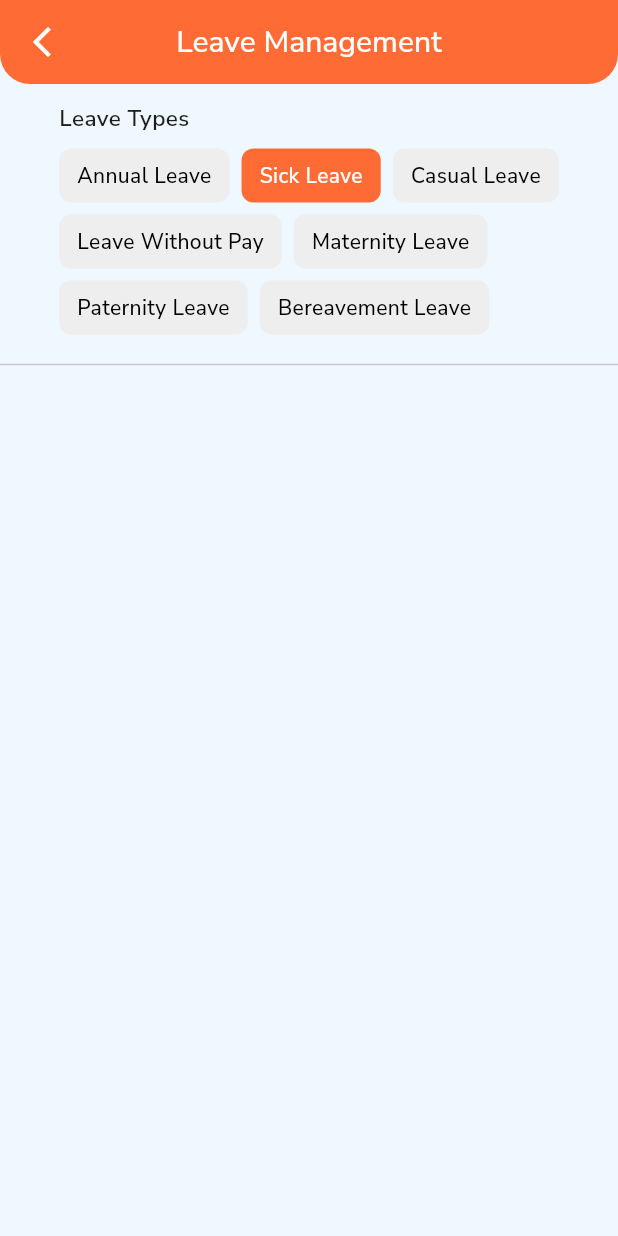
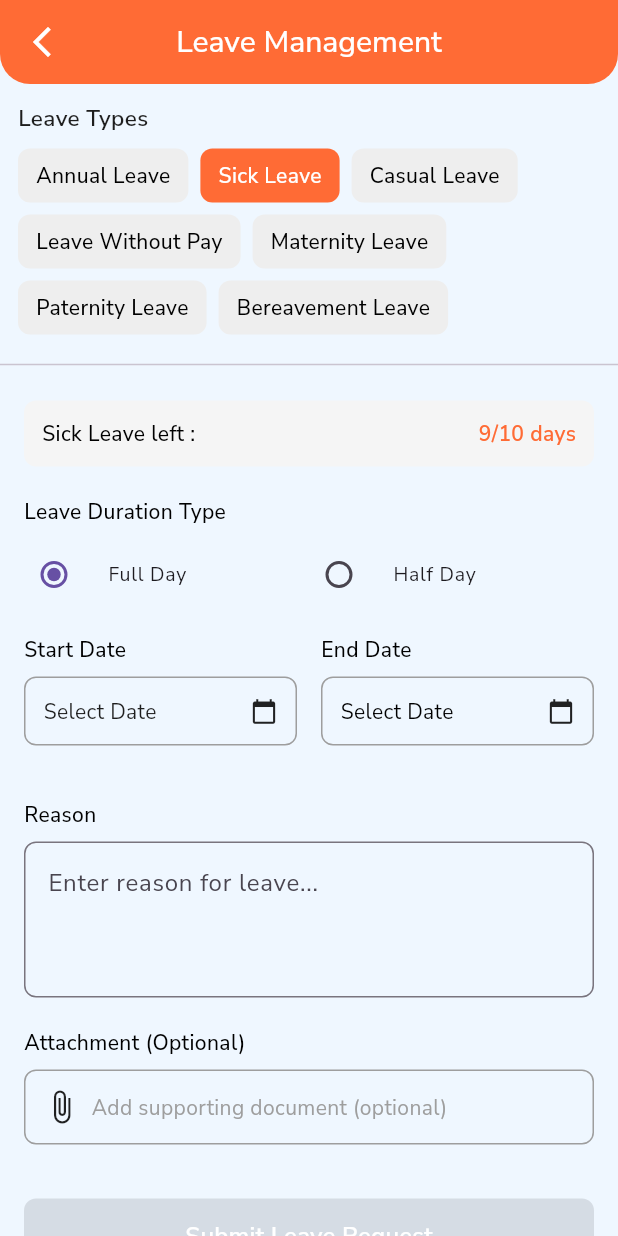
Before and after one commit to Abir-Zayn/fleek_hr, a Flutter app: the LeaveRequestScreen screen opened by its route, after a tap on "Sick Leave", on a phone screen of 412 x 824 dp. Run offline on Flutter 3.47's test engine with Material 3 defaults, Android fonts, the phone set to English and light mode, and no system bars; our stand-ins replace crystal_navigation_bar, dartz, equatable, fl_chart, flutter_bloc, flutter_screenutil and 6 more; accounts and stored records are empty.

Commit message:
add: leave-page form completion

```diff
--- a/lib/core/navigation/app_router.dart
+++ b/lib/core/navigation/app_router.dart
@@ -28,10 +28,6 @@ final GoRouter _router =
   GoRoute(
     path: '/workfromhome',
     builder: (context, state) => const WorkFromHomeScreen(),
-  ),
-  GoRoute(
-    path: '/leavereq',
-    builder: (context, state) => const AnnualleavePage(),
   ),
   GoRoute(
     path: '/add-leave',
--- a/lib/core/navigation/app_router_imports.dart
+++ b/lib/core/navigation/app_router_imports.dart
@@ -1,4 +1,3 @@
-
 import 'package:fleekhr/core/service_locator.dart';
 import 'package:fleekhr/data/models/expense/expense_model.dart';
 import 'package:fleekhr/domain/repository/expense/expense_repository.dart';
@@ -8,7 +7,6 @@ import 'package:fleekhr/presentation/Admin/ManageEmployee/Screen/add_employee/ad
 import 'package:fleekhr/presentation/Admin/ManageEmployee/Screen/manage_employee_imports.dart';
 import 'package:fleekhr/presentation/Admin/navigation/navigation_imports.dart';
 import 'package:fleekhr/presentation/Auth/login/login_imports.dart';
-import 'package:fleekhr/presentation/Employee/Leave/Screen/annualleave_page_imports.dart';
 import 'package:fleekhr/presentation/Employee/Leave/Screen/leave_request_imports.dart';
 import 'package:fleekhr/presentation/Employee/Profile/profile_update.dart';
 import 'package:fleekhr/presentation/Employee/Request/screen/workform_homescreen.dart';
--- a/lib/presentation/Employee/Leave/Screen/leave_request_screen.dart
+++ b/lib/presentation/Employee/Leave/Screen/leave_request_screen.dart
@@ -11,6 +11,14 @@ class _LeaveRequestScreenState extends State<LeaveRequestScreen> {
   List<LeaveType> leaveTypes = [];
   LeaveType? selectedLeaveType;
 
+  // Date selection controllers
+  DateTime? startDate;
+  DateTime? endDate;
+  String leaveType = 'Full Day'; // Default to Full Day
+  TextEditingController reasonController = TextEditingController();
+  String? attachmentPath;
+  int leaveDuration = 0;
+
   @override
   void initState() {
     super.initState();
@@ -22,17 +30,169 @@ class _LeaveRequestScreenState extends State<LeaveRequestScreen> {
   }
 
   @override
+  void dispose() {
+    reasonController.dispose();
+    super.dispose();
+  }
+
+  void updateSelectedLeaveType(LeaveType type) {
+    setState(() {
+      selectedLeaveType = type;
+      // Reset form when leave type changes
+      startDate = null;
+      endDate = null;
+      leaveType = 'Full Day';
+      leaveDuration = 0;
+    });
+  }
+
+  void calculateDuration() {
+    if (startDate == null || endDate == null) {
+      setState(() {
+        leaveDuration = 0;
+      });
+      return;
+    }
+
+    // If half-day selected, duration is 0.5
+    if (leaveType == 'Half Day') {
+      setState(() {
+        leaveDuration = 1;
+        endDate = startDate; // Force end date to be same as start date
+      });
+      return;
+    }
+
+    // Calculate full days between start and end dates
+    final difference = endDate!.difference(startDate!).inDays + 1;
+    setState(() {
+      leaveDuration = difference;
+    });
+  }
+
+  void onStartDateChanged(DateTime? date) {
+    setState(() {
+      startDate = date;
+      // If end date is before new start date, reset it
+      if (endDate != null && endDate!.isBefore(startDate!)) {
+        endDate = startDate;
+      }
+      calculateDuration();
+    });
+  }
+
+  void onEndDateChanged(DateTime? date) {
+    setState(() {
+      endDate = date;
+      calculateDuration();
+    });
+  }
+
+  void onDurationTypeChanged(String type) {
+    setState(() {
+      leaveType = type;
+      if (type == 'Half Day' && startDate != null) {
+        endDate = startDate; // Set end date to start date for half day
+      }
+      calculateDuration();
+    });
+  }
+
+  void _handleAttachment() {
+    // Placeholder for attachment functionality
+    ScaffoldMessenger.of(context).showSnackBar(
+      SnackBar(content: Text('Attachment feature coming soon')),
+    );
+  }
+
+  void _submitLeaveRequest() {
+    // Placeholder for submitting the leave request
+    ScaffoldMessenger.of(context).showSnackBar(
+      SnackBar(
+        content: Text('Leave request submitted successfully'),
+        backgroundColor: Colors.green,
+      ),
+    );
+    // Here you would typically send the data to your backend
+  }
+
+  @override
   Widget build(BuildContext context) {
     return Scaffold(
       appBar: FleekAppBar(
         backgroundColor: Theme.of(context).primaryColor,
         title: "Leave Management",
       ),
-      body: Column(
-        //dynamic leave buttons
+      body: SingleChildScrollView(
+        child: Column(
+          crossAxisAlignment: CrossAxisAlignment.start,
+          children: [
+            LeaveTypeSelector(
+              leaveTypes: leaveTypes,
+              onLeaveTypeSelected: updateSelectedLeaveType,
+              selectedType: selectedLeaveType,
+            ),
+            Divider(),
+            if (selectedLeaveType != null) _buildLeaveForm(),
+            SizedBox(height: 20.h),
+            Padding(
+              padding: EdgeInsets.symmetric(horizontal: 16.w),
+              child: LeaveSubmitButton(
+                isEnabled:
+                    leaveDuration > 0 && reasonController.text.isNotEmpty,
+                onPressed: _submitLeaveRequest,
+              ),
+            ),
+            SizedBox(height: 20.h),
+          ],
+        ),
+      ),
+    );
+  }
+
+  Widget _buildLeaveForm() {
+    return Padding(
+      padding: EdgeInsets.all(16.w),
+      child: Column(
+        crossAxisAlignment: CrossAxisAlignment.start,
         children: [
-          LeaveTypeSelector(leaveTypes: leaveTypes),
-          Divider(),
+          // Leave balance indicator
+          LeaveBalanceDisplay(leaveType: selectedLeaveType!),
+          SizedBox(height: 20.h),
+
+          // Leave duration type selector (Full/Half day)
+          LeaveDurationType(
+            selectedType: leaveType,
+            onTypeChanged: onDurationTypeChanged,
+          ),
+          SizedBox(height: 16.h),
+
+          // Date selection
+          LeaveDateSelector(
+            startDate: startDate,
+            endDate: endDate,
+            durationType: leaveType,
+            onStartDateChanged: onStartDateChanged,
+            onEndDateChanged: onEndDateChanged,
+          ),
+          SizedBox(height: 16.h),
+
+          // Leave duration indicator
+          LeaveDurationIndicator(
+            duration: leaveDuration,
+            durationType: leaveType,
+          ),
+          SizedBox(height: 20.h),
+
+          // Reason field
+          LeaveReasonField(controller: reasonController),
+          SizedBox(height: 20.h),
+
+          // Attachment field
+          LeaveAttachmentField(
+            attachmentPath: attachmentPath,
+            onTap: _handleAttachment,
+          ),
         ],
       ),
     );
--- /dev/null
+++ b/lib/presentation/Employee/Leave/Widget/leave_attachment.dart
@@ -0,0 +1,52 @@
+import 'package:flutter/material.dart';
+import 'package:flutter_screenutil/flutter_screenutil.dart';
+import 'package:fleekhr/common/widgets/appstyle.dart';
+import 'package:fleekhr/common/widgets/apptext.dart';
+
+class LeaveAttachmentField extends StatelessWidget {
+  final String? attachmentPath;
+  final VoidCallback onTap;
+
+  const LeaveAttachmentField({
+    super.key,
+    this.attachmentPath,
+    required this.onTap,
+  });
+
+  @override
+  Widget build(BuildContext context) {
+    return Column(
+      crossAxisAlignment: CrossAxisAlignment.start,
+      children: [
+        AppTextstyle(
+          text: 'Attachment (Optional)',
+          style: appStyle(
+              color: Colors.black, size: 14.sp, fontWeight: FontWeight.w500),
+        ),
+        SizedBox(height: 8.h),
+        InkWell(
+          onTap: onTap,
+          child: Container(
+            padding: EdgeInsets.symmetric(horizontal: 12.w, vertical: 12.h),
+            decoration: BoxDecoration(
+              border: Border.all(color: Colors.grey),
+              borderRadius: BorderRadius.circular(8.r),
+            ),
+            child: Row(
+              children: [
+                Icon(Icons.attach_file),
+                SizedBox(width: 8.w),
+                Text(
+                  attachmentPath ?? 'Add supporting document (optional)',
+                  style: TextStyle(
+                    color: attachmentPath == null ? Colors.grey : Colors.black,
+                  ),
+                ),
+              ],
+            ),
+          ),
+        ),
+      ],
+    );
+  }
+}
--- /dev/null
+++ b/lib/presentation/Employee/Leave/Widget/leave_balance.dart
@@ -0,0 +1,42 @@
+import 'package:flutter/material.dart';
+import 'package:flutter_screenutil/flutter_screenutil.dart';
+import 'package:fleekhr/common/widgets/appstyle.dart';
+import 'package:fleekhr/common/widgets/apptext.dart';
+import 'package:fleekhr/data/models/leave_request/leave_type.dart';
+
+class LeaveBalanceDisplay extends StatelessWidget {
+  final LeaveType leaveType;
+
+  const LeaveBalanceDisplay({
+    super.key,
+    required this.leaveType,
+  });
+
+  @override
+  Widget build(BuildContext context) {
+    return Container(
+      padding: EdgeInsets.all(12.w),
+      decoration: BoxDecoration(
+        color: Colors.grey[100],
+        borderRadius: BorderRadius.circular(8.r),
+      ),
+      child: Row(
+        mainAxisAlignment: MainAxisAlignment.spaceBetween,
+        children: [
+          AppTextstyle(
+            text: '${leaveType.name} left :',
+            style: appStyle(
+                color: Colors.black, size: 14.sp, fontWeight: FontWeight.w500),
+          ),
+          AppTextstyle(
+            text: '${leaveType.remainingDays}/${leaveType.availableDays} days',
+            style: appStyle(
+                color: Theme.of(context).primaryColor,
+                size: 14.sp,
+                fontWeight: FontWeight.w600),
+          ),
+        ],
+      ),
+    );
+  }
+}
--- /dev/null
+++ b/lib/presentation/Employee/Leave/Widget/leave_date_selector.dart
@@ -0,0 +1,139 @@
+import 'package:flutter/material.dart';
+import 'package:flutter_screenutil/flutter_screenutil.dart';
+import 'package:fleekhr/common/widgets/appstyle.dart';
+import 'package:fleekhr/common/widgets/apptext.dart';
+
+class LeaveDateSelector extends StatelessWidget {
+  final DateTime? startDate;
+  final DateTime? endDate;
+  final String durationType;
+  final Function(DateTime?) onStartDateChanged;
+  final Function(DateTime?) onEndDateChanged;
+
+  const LeaveDateSelector({
+    super.key,
+    required this.startDate,
+    required this.endDate,
+    required this.durationType,
+    required this.onStartDateChanged,
+    required this.onEndDateChanged,
+  });
+
+  Future<void> _selectDate(BuildContext context, bool isStartDate) async {
+    final initialDate = isStartDate
+        ? (startDate ?? DateTime.now())
+        : (endDate ?? (startDate ?? DateTime.now()));
+
+    final firstDate =
+        isStartDate ? DateTime.now() : (startDate ?? DateTime.now());
+
+    final DateTime? picked = await showDatePicker(
+      context: context,
+      initialDate: initialDate,
+      firstDate: firstDate,
+      lastDate: DateTime.now().add(const Duration(days: 365)),
+    );
+
+    if (picked != null) {
+      if (isStartDate) {
+        onStartDateChanged(picked);
+      } else {
+        onEndDateChanged(picked);
+      }
+    }
+  }
+
+  @override
+  Widget build(BuildContext context) {
+    return Row(
+      children: [
+        Expanded(
+          child: Column(
+            crossAxisAlignment: CrossAxisAlignment.start,
+            children: [
+              AppTextstyle(
+                text: 'Start Date',
+                style: appStyle(
+                    color: Colors.black,
+                    size: 14.sp,
+                    fontWeight: FontWeight.w500),
+              ),
+              SizedBox(height: 8.h),
+              InkWell(
+                onTap: () => _selectDate(context, true),
+                child: Container(
+                  padding:
+                      EdgeInsets.symmetric(horizontal: 12.w, vertical: 12.h),
+                  decoration: BoxDecoration(
+                    border: Border.all(color: Colors.grey),
+                    borderRadius: BorderRadius.circular(8.r),
+                  ),
+                  child: Row(
+                    mainAxisAlignment: MainAxisAlignment.spaceBetween,
+                    children: [
+                      Text(
+                        startDate == null
+                            ? 'Select Date'
+                            : '${startDate!.day}/${startDate!.month}/${startDate!.year}',
+                      ),
+                      Icon(Icons.calendar_today, size: 18.sp),
+                    ],
+                  ),
+                ),
+              ),
+            ],
+          ),
+        ),
+        SizedBox(width: 16.w),
+        Expanded(
+          child: Column(
+            crossAxisAlignment: CrossAxisAlignment.start,
+            children: [
+              AppTextstyle(
+                text: 'End Date',
+                style: appStyle(
+                    color: Colors.black,
+                    size: 14.sp,
+                    fontWeight: FontWeight.w500),
+              ),
+              SizedBox(height: 8.h),
+              InkWell(
+                onTap: durationType == 'Half Day'
+                    ? null
+                    : () => _selectDate(context, false),
+                child: Container(
+                  padding:
+                      EdgeInsets.symmetric(horizontal: 12.w, vertical: 12.h),
+                  decoration: BoxDecoration(
+                    border: Border.all(color: Colors.grey),
+                    borderRadius: BorderRadius.circular(8.r),
+                    color: durationType == 'Half Day' ? Colors.grey[200] : null,
+                  ),
+                  child: Row(
+                    mainAxisAlignment: MainAxisAlignment.spaceBetween,
+                    children: [
+                      AppTextstyle(
+                        text: durationType == 'Half Day' && startDate != null
+                            ? '${startDate!.day}/${startDate!.month}/${startDate!.year}'
+                            : endDate == null
+                                ? 'Select Date'
+                                : '${endDate!.day}/${endDate!.month}/${endDate!.year}',
+                        style: TextStyle(
+                          color: durationType == 'Half Day'
+                              ? Colors.grey
+                              : Colors.black,
+                          fontSize: 14.sp,
+                        ),
+                      ),
+                      Icon(Icons.calendar_today, size: 18.sp),
+                    ],
+                  ),
+                ),
+              ),
+            ],
+          ),
+        ),
+      ],
+    );
+  }
+}
--- /dev/null
+++ b/lib/presentation/Employee/Leave/Widget/leave_duration_indicator.dart
@@ -0,0 +1,44 @@
+import 'package:flutter/material.dart';
+import 'package:flutter_screenutil/flutter_screenutil.dart';
+import 'package:fleekhr/common/widgets/appstyle.dart';
+import 'package:fleekhr/common/widgets/apptext.dart';
+
+class LeaveDurationIndicator extends StatelessWidget {
+  final int duration;
+  final String durationType;
+
+  const LeaveDurationIndicator({
+    super.key,
+    required this.duration,
+    required this.durationType,
+  });
+
+  @override
+  Widget build(BuildContext context) {
+    if (duration <= 0) return SizedBox.shrink();
+
+    return Container(
+      padding: EdgeInsets.symmetric(horizontal: 12.w, vertical: 8.h),
+      decoration: BoxDecoration(
+        color: Colors.blue[50],
+        borderRadius: BorderRadius.circular(8.r),
+      ),
+      child: Row(
+        children: [
+          Icon(Icons.info_outline, color: Theme.of(context).primaryColor),
+          SizedBox(width: 8.w),
+          Expanded(
+            child: AppTextstyle(
+              text:
+                  'Duration: ${durationType == 'Half Day' ? '0.5' : duration} day${duration > 1 ? 's' : ''}',
+              style: appStyle(
+                  color: Theme.of(context).primaryColor,
+                  size: 14.sp,
+                  fontWeight: FontWeight.w500),
+            ),
+          ),
+        ],
+      ),
+    );
+  }
+}
--- /dev/null
+++ b/lib/presentation/Employee/Leave/Widget/leave_duration_type.dart
@@ -0,0 +1,58 @@
+import 'package:flutter/material.dart';
+import 'package:flutter_screenutil/flutter_screenutil.dart';
+import 'package:fleekhr/common/widgets/appstyle.dart';
+import 'package:fleekhr/common/widgets/apptext.dart';
+
+class LeaveDurationType extends StatelessWidget {
+  final String selectedType;
+  final Function(String) onTypeChanged;
+
+  const LeaveDurationType({
+    super.key,
+    required this.selectedType,
+    required this.onTypeChanged,
+  });
+
+  @override
+  Widget build(BuildContext context) {
+    return Column(
+      crossAxisAlignment: CrossAxisAlignment.start,
+      children: [
+        AppTextstyle(
+          text: 'Leave Duration Type',
+          style: appStyle(
+              color: Colors.black, size: 14.sp, fontWeight: FontWeight.w500),
+        ),
+        SizedBox(height: 8.h),
+        Row(
+          children: [
+            Expanded(
+              child: RadioListTile<String>(
+                title: Text('Full Day'),
+                value: 'Full Day',
+                groupValue: selectedType,
+                onChanged: (value) {
+                  onTypeChanged(value!);
+                },
+                contentPadding: EdgeInsets.zero,
+                dense: true,
+              ),
+            ),
+            Expanded(
+              child: RadioListTile<String>(
+                title: Text('Half Day'),
+                value: 'Half Day',
+                groupValue: selectedType,
+                onChanged: (value) {
+                  onTypeChanged(value!);
+                },
+                contentPadding: EdgeInsets.zero,
+                dense: true,
+              ),
+            ),
+          ],
+        ),
+      ],
+    );
+  }
+}
--- a/lib/presentation/Employee/Leave/Widget/leave_indicator_widget.dart
+++ b/lib/presentation/Employee/Leave/Widget/leave_indicator_widget.dart
@@ -5,7 +5,6 @@ import 'package:flutter_screenutil/flutter_screenutil.dart';
 
 class LeaveIndicatorWidget extends StatelessWidget {
   final String title;
-
   final String used;
   final Color color;
 
@@ -44,10 +43,10 @@ class LeaveIndicatorWidget extends StatelessWidget {
               child: Column(
                 mainAxisAlignment: MainAxisAlignment.center,
                 children: [
-                  Text(
-                    used,
-                    style: TextStyle(
-                      fontSize: 18.sp,
+                  AppTextstyle(
+                    text: used,
+                    style: appStyle(
+                      size: 18.sp,
                       fontWeight: FontWeight.bold,
                       color: color,
                     ),
@@ -75,7 +74,6 @@ class LeaveIndicatorWidget extends StatelessWidget {
                 Theme.of(context).textTheme.bodyMedium?.color ?? Colors.black,
           ),
         ),
-
       ],
     );
   }
--- /dev/null
+++ b/lib/presentation/Employee/Leave/Widget/leave_reason.dart
@@ -0,0 +1,38 @@
+import 'package:flutter/material.dart';
+import 'package:flutter_screenutil/flutter_screenutil.dart';
+import 'package:fleekhr/common/widgets/appstyle.dart';
+import 'package:fleekhr/common/widgets/apptext.dart';
+
+class LeaveReasonField extends StatelessWidget {
+  final TextEditingController controller;
+
+  const LeaveReasonField({
+    super.key,
+    required this.controller,
+  });
+
+  @override
+  Widget build(BuildContext context) {
+    return Column(
+      crossAxisAlignment: CrossAxisAlignment.start,
+      children: [
+        AppTextstyle(
+          text: 'Reason',
+          style: appStyle(
+              color: Colors.black, size: 14.sp, fontWeight: FontWeight.w500),
+        ),
+        SizedBox(height: 8.h),
+        TextFormField(
+          controller: controller,
+          maxLines: 3,
+          decoration: InputDecoration(
+            hintText: 'Enter reason for leave...',
+            border: OutlineInputBorder(
+              borderRadius: BorderRadius.circular(8.r),
+            ),
+          ),
+        ),
+      ],
+    );
+  }
+}
--- /dev/null
+++ b/lib/presentation/Employee/Leave/Widget/leave_submit_btn.dart
@@ -0,0 +1,34 @@
+import 'package:flutter/material.dart';
+import 'package:flutter_screenutil/flutter_screenutil.dart';
+import 'package:fleekhr/common/widgets/appstyle.dart';
+import 'package:fleekhr/common/widgets/apptext.dart';
+
+class LeaveSubmitButton extends StatelessWidget {
+  final bool isEnabled;
+  final VoidCallback onPressed;
+
+  const LeaveSubmitButton({
+    super.key,
+    required this.isEnabled,
+    required this.onPressed,
+  });
+
+  @override
+  Widget build(BuildContext context) {
+    return ElevatedButton(
+      onPressed: isEnabled ? onPressed : null,
+      style: ElevatedButton.styleFrom(
+        backgroundColor: Theme.of(context).primaryColor,
+        minimumSize: Size(double.infinity, 50.h),
+        shape: RoundedRectangleBorder(
+          borderRadius: BorderRadius.circular(8.r),
+        ),
+      ),
+      child: AppTextstyle(
+        text: 'Submit Leave Request',
+        style: appStyle(
+            color: Colors.white, size: 16.sp, fontWeight: FontWeight.w600),
+      ),
+    );
+  }
+}
--- a/lib/presentation/Employee/Leave/Widget/leave_type_selector.dart
+++ b/lib/presentation/Employee/Leave/Widget/leave_type_selector.dart
@@ -6,7 +6,15 @@ import 'package:flutter_screenutil/flutter_screenutil.dart';
 
 class LeaveTypeSelector extends StatefulWidget {
   final List<LeaveType> leaveTypes;
-  const LeaveTypeSelector({super.key, required this.leaveTypes});
+  final Function(LeaveType) onLeaveTypeSelected;
+  final LeaveType? selectedType;
+
+  const LeaveTypeSelector({
+    super.key,
+    required this.leaveTypes,
+    required this.onLeaveTypeSelected,
+    this.selectedType,
+  });
 
   @override
   State<LeaveTypeSelector> createState() => _LeaveTypeSelectorState();
@@ -18,7 +26,15 @@ class _LeaveTypeSelectorState extends State<LeaveTypeSelector> {
   @override
   void initState() {
     super.initState();
-    selectedType = widget.leaveTypes.first;
+    selectedType = widget.selectedType ?? widget.leaveTypes.first;
+  }
+
+  @override
+  void didUpdateWidget(LeaveTypeSelector oldWidget) {
+    super.didUpdateWidget(oldWidget);
+    if (widget.selectedType != null && widget.selectedType != selectedType) {
+      selectedType = widget.selectedType!;
+    }
   }
 
   @override
@@ -50,6 +66,7 @@ class _LeaveTypeSelectorState extends State<LeaveTypeSelector> {
                       setState(() {
                         selectedType = leaveType;
                       });
+                      widget.onLeaveTypeSelected(leaveType);
                     },
                     child: Container(
                       padding:
```
Also changed, not shown: lib/presentation/Employee/Leave/Screen/leave_request_imports.dart (+7 -0 lines).
